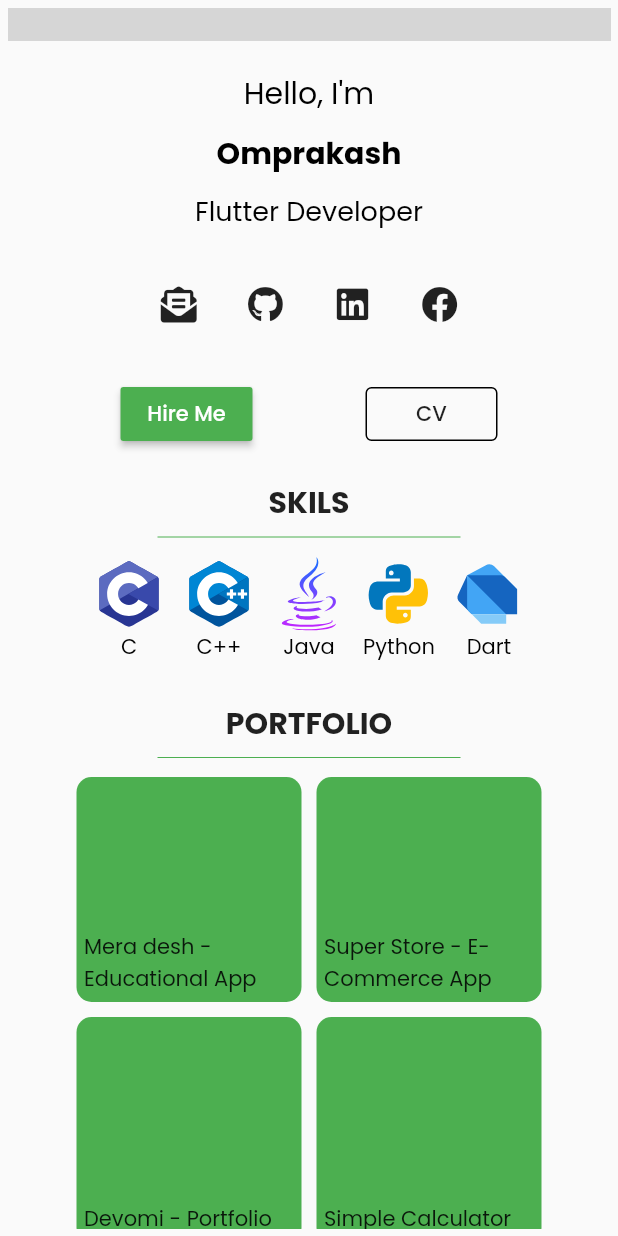
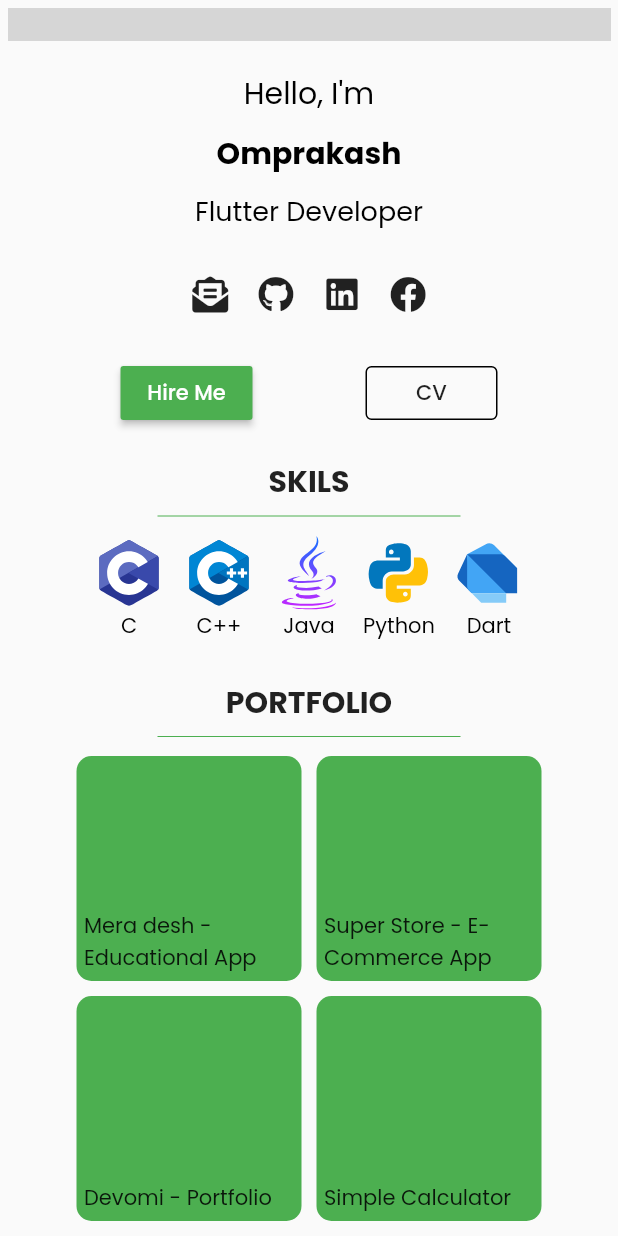
Before and after one commit to om-chauhan/DevFolio, a Flutter app: the screen it shows after launch, scrolled down 278 dp, on a phone screen of 412 x 824 dp. Run offline on Flutter 3.47's test engine with Material 2 defaults, Android fonts, the phone set to English and light mode, and no system bars; our stand-ins replace flutter_svg, font_awesome_flutter, get, google_fonts; grey boxes are pictures that could not be loaded.

```diff
--- a/lib/device/mobile/mobile_portrair.dart
+++ b/lib/device/mobile/mobile_portrair.dart
@@ -59,17 +59,37 @@ class MobilePortrait extends StatelessWidget {
           Row(
             mainAxisAlignment: MainAxisAlignment.center,
             children: [
-              SocialButton(
-                icon: FontAwesomeIcons.envelopeOpenText,
+              Material(
+                child: InkWell(
+                  onTap: _mail,
+                  child: SocialButton(
+                    icon: FontAwesomeIcons.envelopeOpenText,
+                  ),
+                ),
               ),
-              SocialButton(
-                icon: FontAwesomeIcons.github,
+              Material(
+                child: InkWell(
+                  onTap: _github,
+                  child: SocialButton(
+                    icon: FontAwesomeIcons.github,
+                  ),
+                ),
               ),
-              SocialButton(
-                icon: FontAwesomeIcons.linkedin,
+              Material(
+                child: InkWell(
+                  onTap: _linkedin,
+                  child: SocialButton(
+                    icon: FontAwesomeIcons.linkedin,
+                  ),
+                ),
               ),
-              SocialButton(
-                icon: FontAwesomeIcons.facebook,
+              Material(
+                child: InkWell(
+                  onTap: _fb,
+                  child: SocialButton(
+                    icon: FontAwesomeIcons.facebook,
+                  ),
+                ),
               ),
             ],
           ),
@@ -201,6 +221,32 @@ class MobilePortrait extends StatelessWidget {
     ]);
   }
 
+  void _mail() async {
+    final Uri params = Uri(
+      scheme: 'mailto',
+      path: 'krissh1209@gmail.com',
+      query:
+          'subject=Hey !&body=Types your Message here', //add subject and body here
+    );
+    var _url = params.toString();
+    await canLaunch(_url) ? await launch(_url) : throw 'Could not launch $_url';
+  }
+
+  void _github() async {
+    const _url = Config.GITHUB;
+    await canLaunch(_url) ? await launch(_url) : throw 'Could not launch $_url';
+  }
+
+  void _linkedin() async {
+    const _url = Config.LINKEDIN;
+    await canLaunch(_url) ? await launch(_url) : throw 'Could not launch $_url';
+  }
+
+  void _fb() async {
+    const _url = Config.FB;
+    await canLaunch(_url) ? await launch(_url) : throw 'Could not launch $_url';
+  }
+
   void _project1() async {
     const _url = Config.ProjectLink1;
     await canLaunch(_url) ? await launch(_url) : throw 'Could not launch $_url';
--- a/lib/helper/config.dart
+++ b/lib/helper/config.dart
@@ -1,9 +1,13 @@
 mixin Config {
   static const TITLE = 'Portfolio';
-  static const GITHUB = 'https://github.com/';
-  static const LINKEDIN = 'https://in.linkedin.com/';
-  static const GMAIL = 'https://www.google.com/gmail/';
-  static const FB = 'https://www.facebook.com/';
+  static const GITHUB = 'https://github.com/om-chauhan';
+  static const LINKEDIN = 'https://www.linkedin.com/in/omprakash-chauhan/';
+  static const GMAIL =
+      'mailto:krissh1209@gmail.com?subject=Hey !&body=Type message here';
+
+  static const FB = 'https://www.facebook.com/omiorop';
+  static const CV =
+      'https://drive.google.com/file/d/1p36s7SF82R96J2-gCypdEemzMKcoMngX/view?usp=sharing';
 
 //Project Titles
   static const ProjectTitle1 = 'Mera Desh - Educational App';
--- a/lib/widgets/social_menu.dart
+++ b/lib/widgets/social_menu.dart
@@ -16,12 +16,9 @@ class SocialButton extends StatelessWidget {
   @override
   Widget build(BuildContext context) {
     return Padding(
-      padding: EdgeInsets.all(5.0),
-      child: IconButton(
-        icon: Icon(
-          icon,
-        ),
-        onPressed: () {},
+      padding: EdgeInsets.all(10.0),
+      child: Icon(
+        icon,
       ),
     );
   }
```
Also changed, not shown: lib/device/mobile/mobile_landscape.dart (+54 -8 lines).
